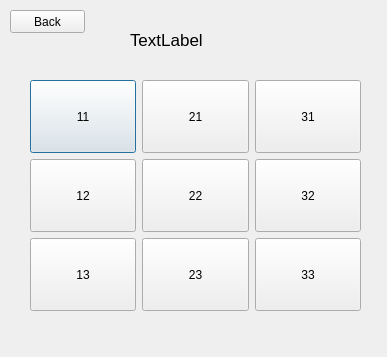
This is One.ui in Inf1dell/QtApp as Qt 5 draws it before an edit. The edited form follows.
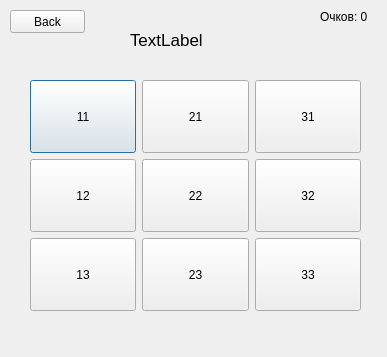
This is the edited form.

Commit message: add Win and Lose windows

What changed in the file:
```diff
--- a/One.ui
+++ b/One.ui
@@ -173,6 +173,19 @@
     <string>Back</string>
    </property>
   </widget>
+  <widget class="QLabel" name="labelScore">
+   <property name="geometry">
+    <rect>
+     <x>320</x>
+     <y>10</y>
+     <width>47</width>
+     <height>13</height>
+    </rect>
+   </property>
+   <property name="text">
+    <string>Очков: 00</string>
+   </property>
+  </widget>
  </widget>
  <resources/>
  <connections/>
```
The commit also changes 4 other files.
